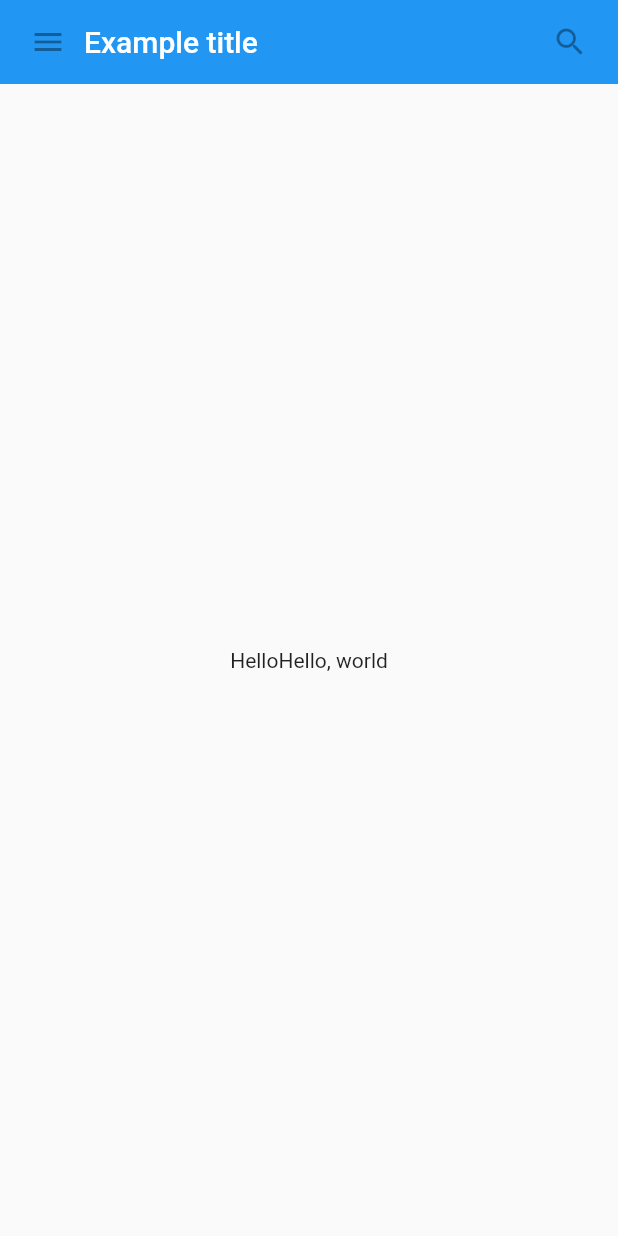
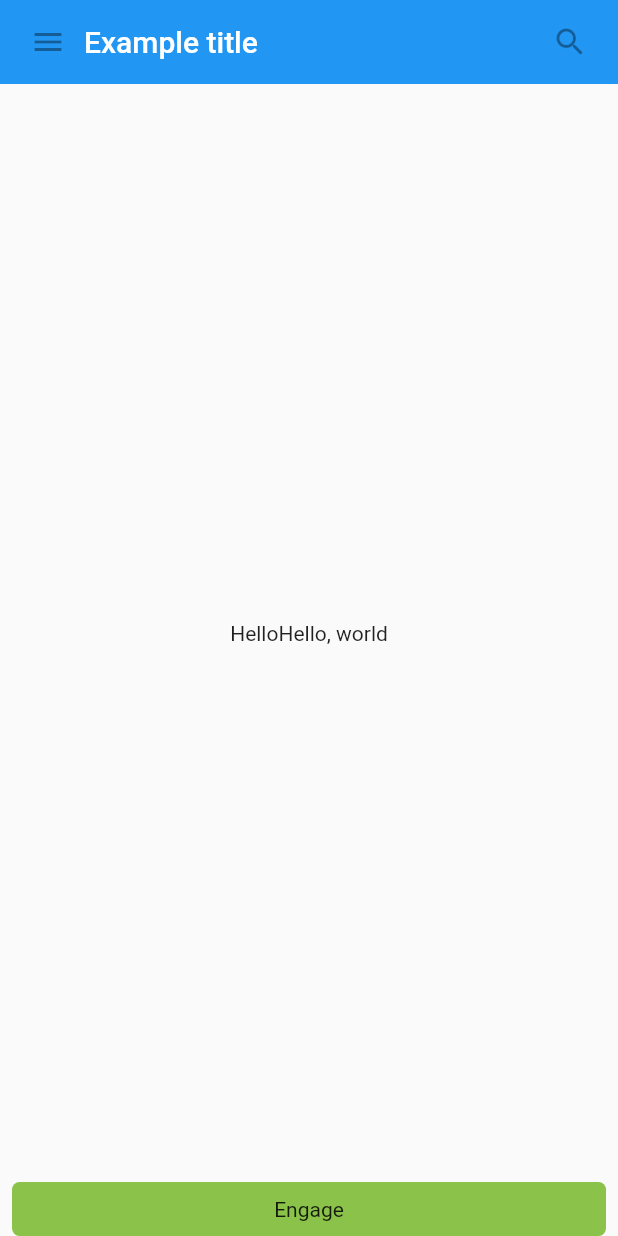
Before and after one commit to niwa-niwa/lesson-flutter, a Flutter app: the screen it shows after launch, on a phone screen of 412 x 824 dp. Run offline on Flutter 3.47's test engine with Material 2 defaults, Android fonts, the phone set to English and light mode, and no system bars.

Commit message:
added button and action put a messege in debug-console after press the button

```diff
--- a/lib/main.dart
+++ b/lib/main.dart
@@ -8,6 +8,31 @@
     ),
   ));
 }
+
+class MyScaffold extends StatelessWidget {
+  @override
+  Widget build(BuildContext context){
+    return Material(
+      child: Column(
+        children: <Widget>[
+          MyAppBar(
+            title: Text(
+              'Example title',
+              style: Theme.of(context).primaryTextTheme.headline6,
+            ),
+          ),
+          Expanded(
+            child: Center(
+              child: Text('HelloHello, world'),
+            ),
+          ),
+          MyButton()
+        ],
+      ),
+    );
+  }
+}
+
 
 
 class MyAppBar extends StatelessWidget{
@@ -44,24 +69,24 @@
 }
 
 
-class MyScaffold extends StatelessWidget {
+class MyButton extends StatelessWidget{
   @override
   Widget build(BuildContext context){
-    return Material(
-      child: Column(
-        children: <Widget>[
-          MyAppBar(
-            title: Text(
-              'Example title',
-              style: Theme.of(context).primaryTextTheme.headline6,
-            ),
-          ),
-          Expanded(
-            child: Center(
-              child: Text('HelloHello, world'),
-            ),
-          ),
-        ],
+    return GestureDetector(
+      onTap: () {
+        print('MyButton was Tapped!');
+      },
+      child: Container(
+        height: 36.0,
+        padding: const EdgeInsets.all(8.0),
+        margin: const EdgeInsets.symmetric(horizontal:8.0),
+        decoration: BoxDecoration(
+          borderRadius: BorderRadius.circular(5.0),
+          color: Colors.lightGreen[500],
+        ),
+        child: Center(
+          child: Text('Engage'),
+        ),
       ),
     );
   }
```
